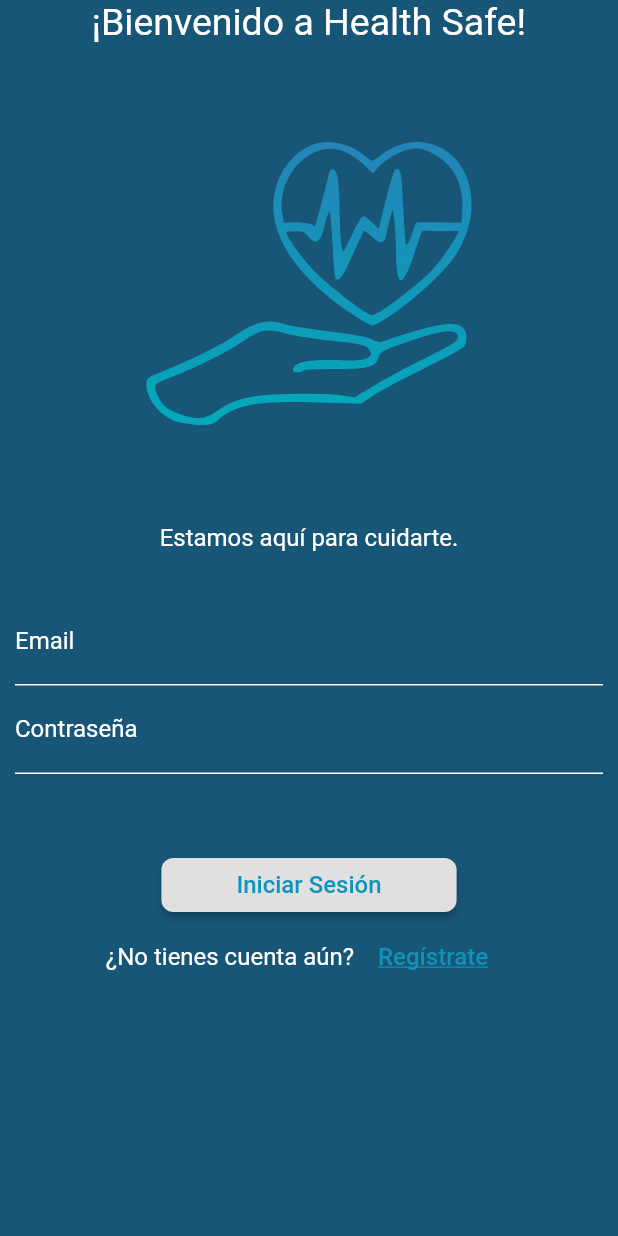
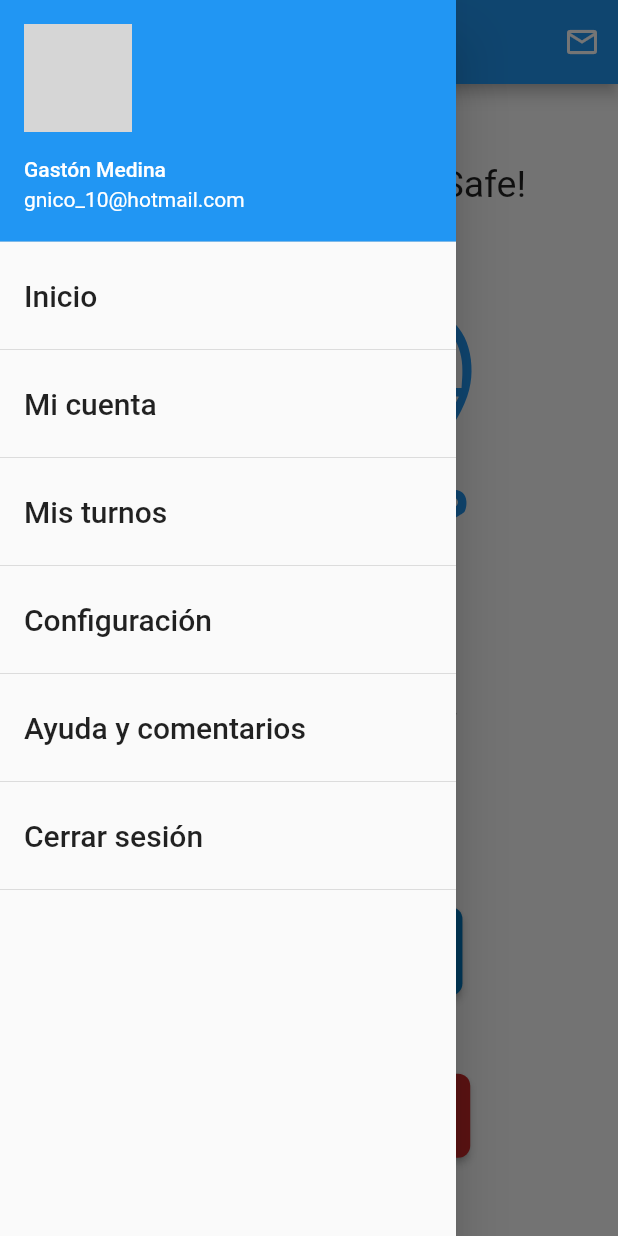
Before and after one commit to Gnico10/health_safe, a Flutter app: the screen it shows after launch, with the side drawer open (before the commit the screen has no drawer), on a phone screen of 412 x 824 dp. Run offline on Flutter 3.47's test engine with Material 2 defaults, Android fonts, the phone set to English and light mode, and no system bars; our stand-ins replace flutter_svg; network calls fail; grey boxes are pictures that could not be loaded.

Commit message:
Agregado de algunas interfaces y separación de Widgets.

```diff
--- a/lib/src/app.dart
+++ b/lib/src/app.dart
@@ -1,4 +1,8 @@
 import 'package:flutter/material.dart';
+import 'package:health_safe/src/screens/InicioPaciente.dart';
+import 'package:health_safe/src/screens/InicioProfesional.dart';
+import 'package:health_safe/src/screens/ListaProfesionales.dart';
+import 'package:health_safe/src/screens/SacarTurno.dart';
 import 'screens/InicioSesion.dart';
 
 class MyApp extends StatelessWidget {
@@ -6,13 +10,18 @@ class MyApp extends StatelessWidget {
   Widget build(BuildContext context) {
     return MaterialApp(
         title: 'Health Safe', //título de la aplicación al minimizar.
+        debugShowCheckedModeBanner: false,
         theme: ThemeData(
           primarySwatch: Colors.blue,
           visualDensity: VisualDensity.adaptivePlatformDensity,
         ),
         initialRoute: "/",
         routes: {
-          "/": (BuildContext context) => InicioSesion(),
+          "/": (BuildContext context) => InicioPaciente(), //InicioSesion(),
+          "/inicioPaciente": (BuildContext context) => InicioPaciente(),
+          "/inicioProfesional": (BuildContext context) => InicioProfesional(),
+          "/sacarTurno": (BuildContext context) => SacarTurno(),
+          "/listaProfesionales": (BuildContext context) => ListaProfesionales(),
         });
   }
 }
--- /dev/null
+++ b/lib/src/screens/InicioPaciente.dart
@@ -0,0 +1,69 @@
+import 'package:flutter/material.dart';
+import 'package:flutter_svg/svg.dart';
+import 'package:health_safe/src/widgets/appBarUsuario.dart';
+import 'package:health_safe/src/widgets/drawerPaciente.dart';
+
+class InicioPaciente extends StatelessWidget {
+  const InicioPaciente({Key key}) : super(key: key);
+
+  @override
+  Widget build(BuildContext context) {
+    return Scaffold(
+      appBar: appBarUsuario(context),
+      drawer: drawerPaciente(context),
+      body: Center(
+        child: Column(
+          mainAxisAlignment: MainAxisAlignment.spaceEvenly,
+          children: <Widget>[
+            Text(
+              "¡Bienvenido a Health Safe!",
+              style: TextStyle(fontSize: 25),
+            ),
+            SvgPicture.asset(
+              'assets/svg/HealSafeLogo.svg',
+              height: 220,
+              color: Colors.blue,
+            ),
+            Text(
+              "Estamos aquí para cuidarte.",
+              style: TextStyle(fontSize: 16),
+            ),
+            SizedBox(
+              height: 20,
+            ),
+            RaisedButton(
+              padding: EdgeInsets.symmetric(horizontal: 50, vertical: 20),
+              color: Colors.lightBlue[800],
+              child: Text(
+                "Sacar un turno",
+                style: TextStyle(
+                  fontSize: 16,
+                  color: Colors.white,
+                ),
+              ),
+              shape: RoundedRectangleBorder(
+                borderRadius: BorderRadius.circular(8),
+              ),
+              onPressed: () => {},
+            ),
+            RaisedButton(
+              padding: EdgeInsets.symmetric(horizontal: 15, vertical: 20),
+              color: Colors.red[800],
+              child: Text(
+                "Solicitar asistencia inmediata",
+                style: TextStyle(
+                  fontSize: 14,
+                  color: Colors.white,
+                ),
+              ),
+              shape: RoundedRectangleBorder(
+                borderRadius: BorderRadius.circular(8),
+              ),
+              onPressed: () => {},
+            ),
+          ],
+        ),
+      ),
+    );
+  }
+}
--- /dev/null
+++ b/lib/src/widgets/appBarUsuario.dart
@@ -0,0 +1,9 @@
+import 'package:flutter/material.dart';
+
+Widget appBarUsuario(BuildContext context) {
+  return AppBar(
+    actions: <Widget>[
+      IconButton(icon: Icon(Icons.email_outlined), onPressed: () => {})
+    ],
+  );
+}
--- /dev/null
+++ b/lib/src/widgets/drawerPaciente.dart
@@ -0,0 +1,69 @@
+import 'package:flutter/material.dart';
+
+Widget drawerPaciente(BuildContext context) {
+  //TODO: Recibir variables por parámetro.
+  String name = "Gastón Medina";
+  String email = "gnico_10@hotmail.com";
+  String accountPicture = "https://picsum.photos/200";
+
+  return Drawer(
+    child: ListView(children: <Widget>[
+      UserAccountsDrawerHeader(
+        accountName: Text("$name"),
+        accountEmail: Text("$email"),
+        currentAccountPicture: CircleAvatar(
+          backgroundImage: NetworkImage("$accountPicture"),
+        ),
+      ),
+      //TODO: Navegation.
+      ListTile(
+        title: Text(
+          "Inicio",
+          style: TextStyle(fontSize: 20),
+        ),
+        onTap: () => {},
+      ),
+      Divider(),
+      ListTile(
+        title: Text(
+          "Mi cuenta",
+          style: TextStyle(fontSize: 20),
+        ),
+        onTap: () => {},
+      ),
+      Divider(),
+      ListTile(
+        title: Text(
+          "Mis turnos",
+          style: TextStyle(fontSize: 20),
+        ),
+        onTap: () => {},
+      ),
+      Divider(),
+      ListTile(
+        title: Text(
+          "Configuración",
+          style: TextStyle(fontSize: 20),
+        ),
+        onTap: () => {},
+      ),
+      Divider(),
+      ListTile(
+        title: Text(
+          "Ayuda y comentarios",
+          style: TextStyle(fontSize: 20),
+        ),
+        onTap: () => {},
+      ),
+      Divider(),
+      ListTile(
+        title: Text(
+          "Cerrar sesión",
+          style: TextStyle(fontSize: 20),
+        ),
+        onTap: () => {},
+      ),
+      Divider(),
+    ]),
+  );
+}
```
Also changed, not shown: lib/src/screens/DetalleTurnos.dart (added, +10 -0 lines), lib/src/screens/InicioProfesional.dart (added, +69 -0 lines), lib/src/screens/ListaProfesionales.dart (added, +181 -0 lines), lib/src/screens/SacarTurno.dart (added, +201 -0 lines), lib/src/widgets/drawerProfesional.dart (added, +71 -0 lines), assets/svg/Mensajeria.svg (renamed from assets/svg/Mensajería.svg), assets/svg/Notificacion.svg (renamed from assets/svg/Notificación.svg).
